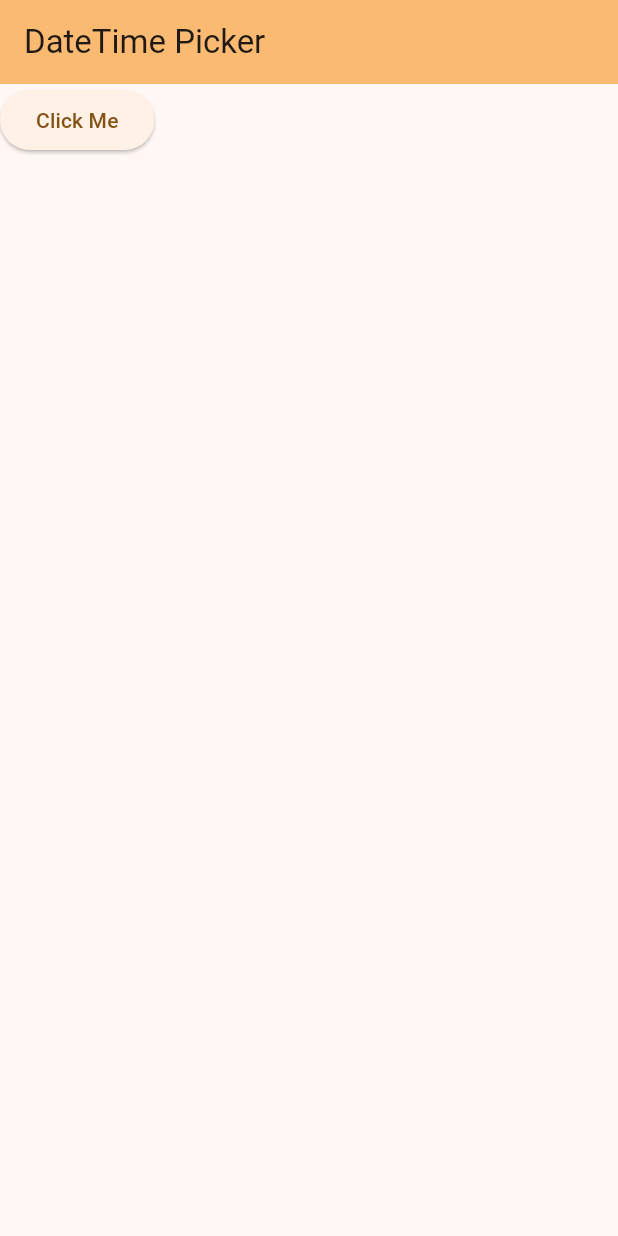
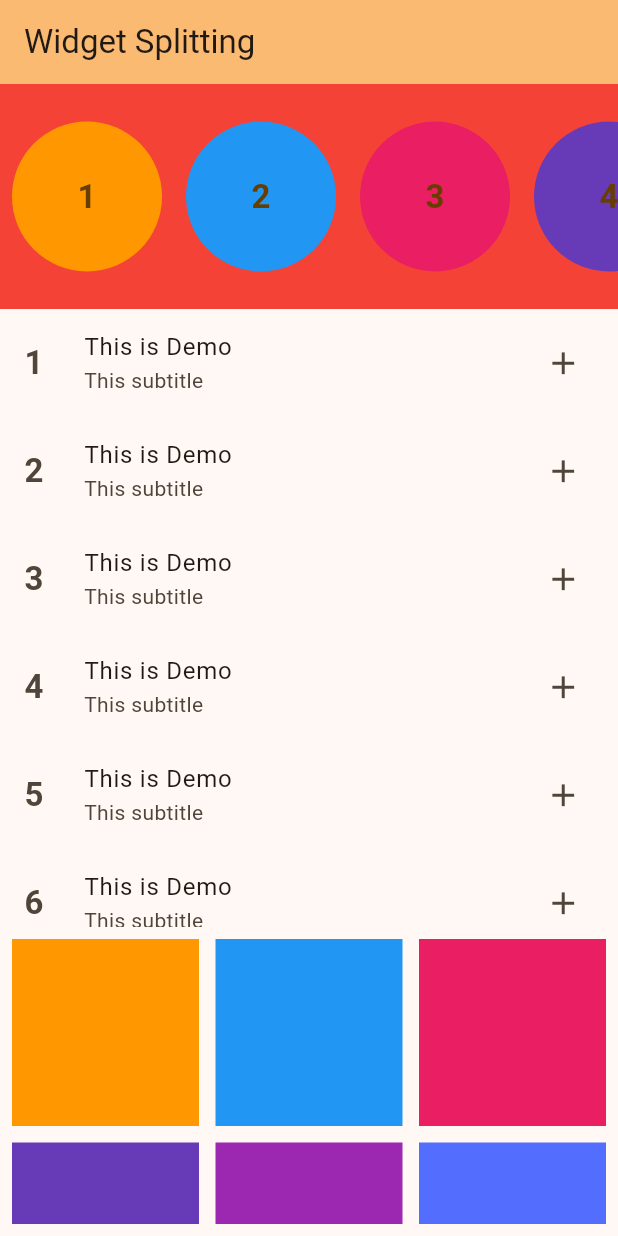
Before and after one commit to akashm936/practiceapp2, a Flutter app: the screen it shows after launch, on a phone screen of 412 x 824 dp. Run offline on Flutter 3.47's test engine with Material 3 defaults, Android fonts, the phone set to English and light mode, and no system bars.

Commit message:
New Widget are added in the new app and also added Widget Splitting create multiple class for widget and increase code readability

```diff
--- a/lib/main.dart
+++ b/lib/main.dart
@@ -1,4 +1,5 @@
 import 'package:flutter/material.dart';
+import 'package:flutter/rendering.dart';
 import 'package:flutter/src/painting/borders.dart';
 
 void main() {
@@ -16,7 +17,7 @@ class MyApp extends StatelessWidget {
       theme: ThemeData(
         colorScheme: ColorScheme.fromSeed(seedColor: Colors.orangeAccent),
       ),
-      home: const MyHomePage(title: 'DateTime Picker'),
+      home: const MyHomePage(title: 'Widget Splitting'),
     );
   }
 }
@@ -49,10 +50,10 @@ class _MyHomePageState extends State<MyHomePage> {
       Colors.purple,
       Colors.indigoAccent,
       Colors.lightGreenAccent,
-      Colors.red,
+      // Colors.red,
+      Colors.greenAccent,
+      Colors.white,
     ];
-
-
 
     return Scaffold(
       appBar: AppBar(
@@ -61,28 +62,117 @@ class _MyHomePageState extends State<MyHomePage> {
       ),
       body: Column(
         children: [
-          NewWidget(),
-
+          ScrollCircleAvatar(arrColors: arrColors),
+          ExpandedListTile(),
+          ExpandedGridView(arrColors: arrColors),
         ],
-      )
+      ),
       // This trailing comma makes auto-formatting nicer for build methods.
     );
   }
 }
 
-class NewWidget extends StatelessWidget {
-  const NewWidget({
+class ExpandedGridView extends StatelessWidget {
+  const ExpandedGridView({
     super.key,
+    required this.arrColors,
   });
+
+  final List<Color> arrColors;
 
   @override
   Widget build(BuildContext context) {
-    callback(){
-      print("Button is Clicked!!!");
-    }
-    return ElevatedButton(onPressed: callback, child: Text("Click Me"));
+    return Expanded(
+      flex: 1,
+      child: Padding(
+        padding: const EdgeInsets.all(8.0),
+        child: GridView.builder(
+          itemBuilder: (context, index) {
+            return Container(color: arrColors[index]);
+          },
+          itemCount: 8,
+          gridDelegate: SliverGridDelegateWithFixedCrossAxisCount(
+            crossAxisCount: 3,
+            crossAxisSpacing: 11,
+            mainAxisSpacing: 11,
+          ),
+        ),
+      ),
+    );
   }
 }
+
+//  This is Second Widget ExpandedListTile
+class ExpandedListTile extends StatelessWidget {
+  const ExpandedListTile({super.key});
+
+  @override
+  Widget build(BuildContext context) {
+    return Expanded(
+      flex: 2,
+      child: ListView.builder(
+        itemBuilder: (context, index) {
+          return ListTile(
+            leading: Text(
+              "${index + 1}",
+              style: TextStyle(fontSize: 22, fontWeight: FontWeight.bold),
+            ),
+            title: Text("This is Demo"),
+            subtitle: Text("This subtitle"),
+            trailing: Icon(Icons.add, size: 25),
+          );
+        },
+        itemCount: 10,
+      ),
+    );
+  }
+}
+
+// First Widget ScrollCircleAvatar
+
+class ScrollCircleAvatar extends StatelessWidget {
+  const ScrollCircleAvatar({super.key, required this.arrColors});
+
+  final List<Color> arrColors;
+
+  @override
+  Widget build(BuildContext context) {
+    return Container(
+      height: 150,
+      color: Colors.red,
+      child: ListView.builder(
+        scrollDirection: Axis.horizontal,
+        itemBuilder: (context, index) {
+          return Padding(
+            padding: const EdgeInsets.all(8.0),
+            child: CircleAvatar(
+              backgroundColor: arrColors[index],
+              maxRadius: 50,
+              child: Text(
+                "${index + 1}",
+                style: TextStyle(fontSize: 22, fontWeight: FontWeight.bold),
+              ),
+            ),
+          );
+        },
+        itemCount: 8,
+      ),
+    );
+  }
+}
+
+//
+// class NewWidget extends StatelessWidget {
+//   const NewWidget({super.key});
+//
+//   @override
+//   Widget build(BuildContext context) {
+//     callback() {
+//       print("Button is Clicked!!!");
+//     }
+//     return ElevatedButton(onPressed: callback, child: Text("Click Me"));
+//   }
+// }
 
 // GridView.builder are used
 
@@ -108,7 +198,6 @@ class NewWidget extends StatelessWidget {
 //         ),
 //       ),
 //     ),
-
 
 // GridView Extent
 
```
